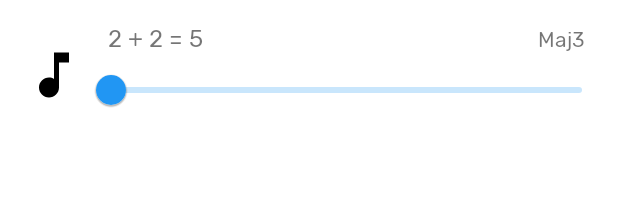
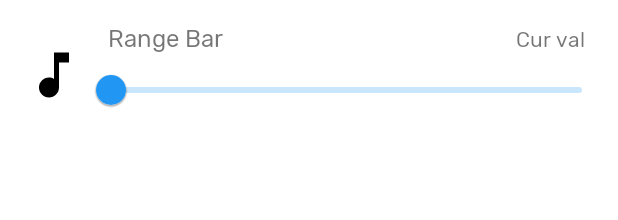
Before and after one commit to travismacdonald/NoteChaser, an Android app: the layout item_settings_range_bar.xml on its own in the app's theme, with its tools: preview values and no code run, on a phone screen of 412 x 824 dp. Shown: the top 220 px of the screen. Run offline under Robolectric (Android 15) with nearby library versions, the phone set to English and light mode, and no system bars.

Commit message:
refactored rangebar item

```diff
--- a/app/src/main/res/layout/fragment_exercise_setup.xml
+++ b/app/src/main/res/layout/fragment_exercise_setup.xml
@@ -48,6 +48,10 @@
                 android:id="@+id/mode_single"
                 layout="@layout/item_settings_single_list" />
 
+            <include
+                android:id="@+id/playable_rangeBar"
+                layout="@layout/item_settings_range_bar" />
+
         </LinearLayout>
 
     </ScrollView>
--- a/app/src/main/res/layout/item_settings_range_bar.xml
+++ b/app/src/main/res/layout/item_settings_range_bar.xml
@@ -17,7 +17,7 @@
         android:layout_width="match_parent"
         android:layout_height="wrap_content"
         android:background="@drawable/settings_item_background"
-        app:is_visible="@{obj.isVisible()}">
+        android:visibility="@{obj.isVisible() ? View.VISIBLE : View.GONE}">
 
         <TextView
             android:id="@+id/title"
@@ -32,7 +32,7 @@
             android:textSize="@dimen/itemTitleTextSize"
             app:layout_constraintBottom_toTopOf="@id/rangeBar"
             app:layout_constraintTop_toTopOf="parent"
-            tools:text="2 + 2 = 5" />
+            tools:text="Range Bar" />
 
         <TextView
             android:id="@+id/summary"
@@ -46,7 +46,7 @@
             android:textSize="@dimen/itemSummaryTextSize"
             app:layout_constraintBaseline_toBaselineOf="@id/title"
             app:layout_constraintRight_toRightOf="parent"
-            tools:text="Maj3" />
+            tools:text="Cur val" />
 
         <!-- TODO: fix the colors going on here -->
         <com.google.android.material.slider.Slider
@@ -57,11 +57,13 @@
             android:layout_marginEnd="10dp"
             android:layout_marginBottom="@dimen/itemSmallMargin"
             app:labelBehavior="gone"
+
+            app:rangeBarValues="@{obj}"
+            app:layout_constraintBottom_toBottomOf="parent"
+            app:layout_constraintTop_toBottomOf="@id/title"
+            app:thumbColor="@{obj.isValid() ? @color/colorPrimaryDark : @color/invalidPrimaryDark}"
             app:trackColorActive="@{obj.isValid() ? @color/colorPrimaryDark : @color/invalidPrimaryDark}"
             app:trackColorInactive="@{obj.isValid() ? @color/colorPrimary : @color/invalidPrimary}"
-            app:thumbColor="@{obj.isValid() ? @color/colorPrimaryDark : @color/invalidPrimaryDark}"
-            app:layout_constraintBottom_toBottomOf="parent"
-            app:layout_constraintTop_toBottomOf="@id/title"
             tools:text="Lotus Flower" />
 
         <ImageView
```
Also changed, not shown: app/src/main/java/com/example/notechaser/ui/adapters/BindingAdapters.kt (+18 -3 lines), app/src/main/java/com/example/notechaser/ui/fragments/ExerciseSetupFragment.kt (+5 -6 lines).
